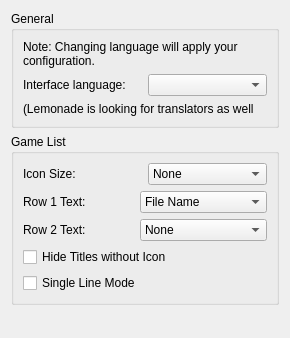
Before: the Qt Designer form src/citra_qt/configuration/configure_ui.ui in rtiangha/Citra-Enhanced, drawn with Qt 5.
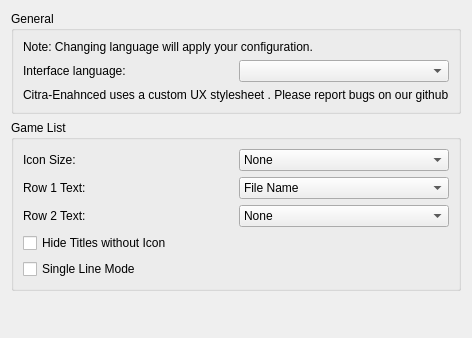
After: the same form once the commit is applied.

```diff
--- a/src/citra_qt/configuration/configure_ui.ui
+++ b/src/citra_qt/configuration/configure_ui.ui
@@ -51,7 +51,7 @@
           <item>
            <widget class="QLabel" name="theme_label">
             <property name="text">
-             <string>(Lemonade is looking for translators as well</string>
+             <string>Citra-Enahnced uses a custom UX stylesheet . Please report bugs on our github</string>
             </property>
            </widget>
           </item>
```
